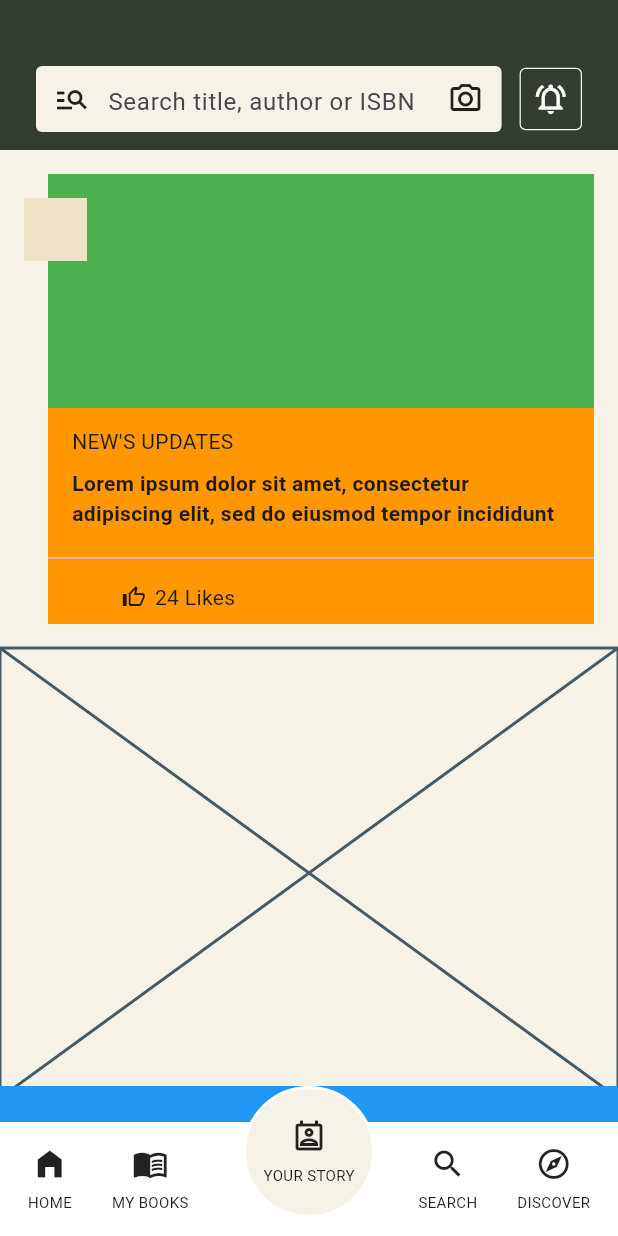
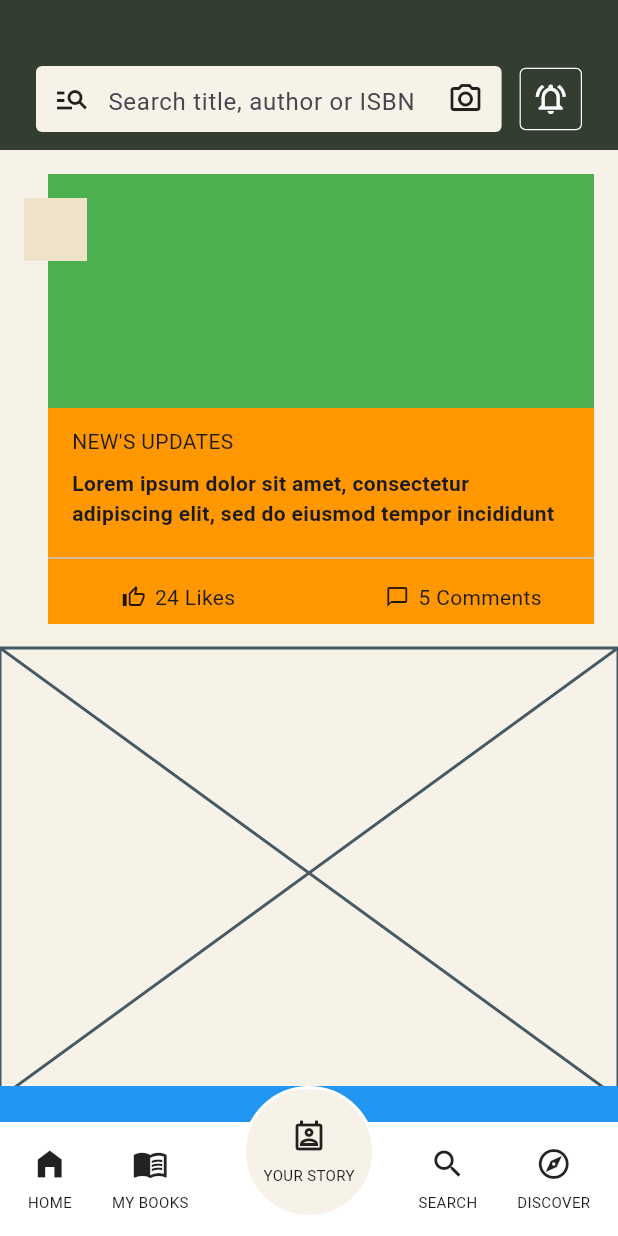
Before and after one commit to JAICHANGPARK/flutter_notebook_chapter_43, a Flutter app: the NewsFeedHomePage screen opened directly, on a phone screen of 412 x 824 dp. Run offline on Flutter 3.47's test engine with Material 3 defaults, Android fonts, the phone set to English and light mode, and no system bars; our stand-ins replace gap, hugeicons.

Commit message:
Update news_feed_home_page.dart

```diff
--- a/lib/ep2163_newsfeed_app/views/news_feed_home_page.dart
+++ b/lib/ep2163_newsfeed_app/views/news_feed_home_page.dart
@@ -146,7 +146,23 @@ class _NewsFeedHomePageState extends State<NewsFeedHomePage> {
                                           ),
                                           VerticalDivider(),
                                           Expanded(
-                                            child: Row(),
+                                            child: Padding(
+                                              padding: const EdgeInsets.all(8.0),
+                                              child: Row(
+                                                mainAxisAlignment: MainAxisAlignment.center,
+                                                spacing: 6,
+                                                children: [
+                                                  Icon(
+                                                    Icons.chat_bubble_outline,
+                                                    size: 16,
+                                                  ),
+
+                                                  Text(
+                                                    "5 Comments",
+                                                  )
+                                                ],
+                                              ),
+                                            ),
                                           ),
                                         ],
                                       )
```
